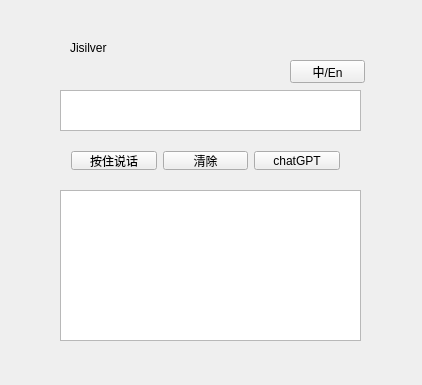
Yongdream/Jisilver, file widget.ui: the form before one commit.
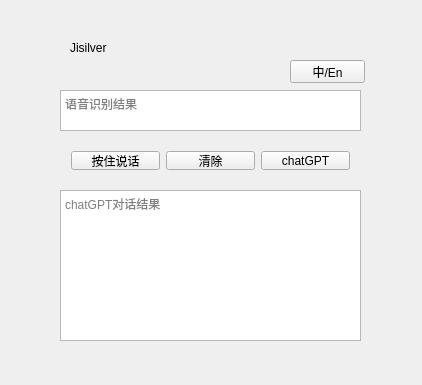
The form after the commit.

What changed in the file:
```diff
--- a/widget.ui
+++ b/widget.ui
@@ -22,6 +22,9 @@
      <height>41</height>
     </rect>
    </property>
+   <property name="placeholderText">
+    <string>语音识别结果</string>
+   </property>
   </widget>
   <widget class="QLabel" name="label">
    <property name="geometry">
@@ -58,13 +61,16 @@
      <height>151</height>
     </rect>
    </property>
+   <property name="placeholderText">
+    <string>chatGPT对话结果</string>
+   </property>
   </widget>
   <widget class="QWidget" name="horizontalLayoutWidget_2">
    <property name="geometry">
     <rect>
      <x>60</x>
      <y>140</y>
-     <width>291</width>
+     <width>301</width>
      <height>41</height>
     </rect>
    </property>
```
